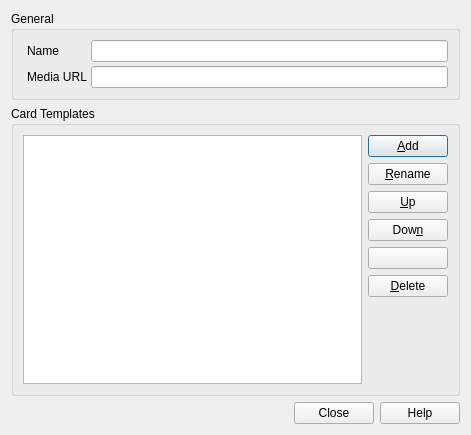
Qt form designer/modelproperties.ui (ankitects/anki) before a commit.
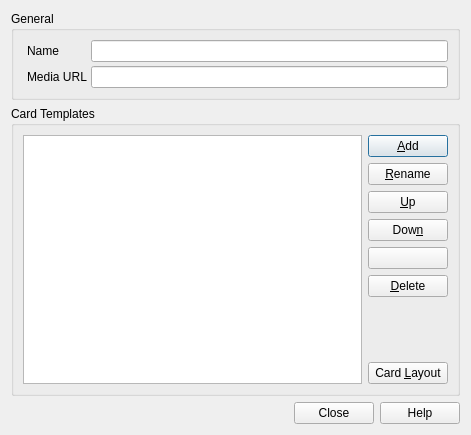
The same form after that commit.

Commit message: add the ability to edit layouts from model properties

The edit to the form file:
```diff
--- a/designer/modelproperties.ui
+++ b/designer/modelproperties.ui
@@ -146,6 +146,13 @@
             </property>
            </spacer>
           </item>
+          <item>
+           <widget class="QPushButton" name="cardLayout">
+            <property name="text">
+             <string>Card &amp;Layout</string>
+            </property>
+           </widget>
+          </item>
          </layout>
         </item>
        </layout>
```
Left out of the diff: 13 changed lines with no effect on the pictures. The commit also changes 3 other files.
